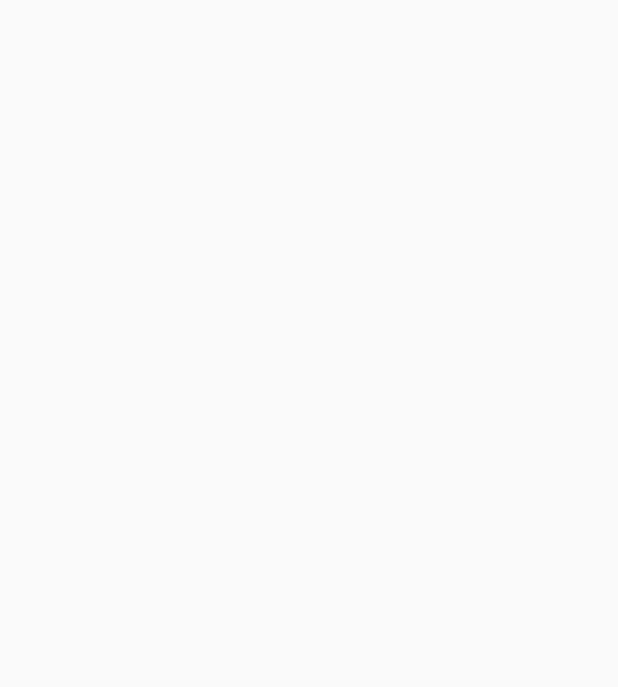
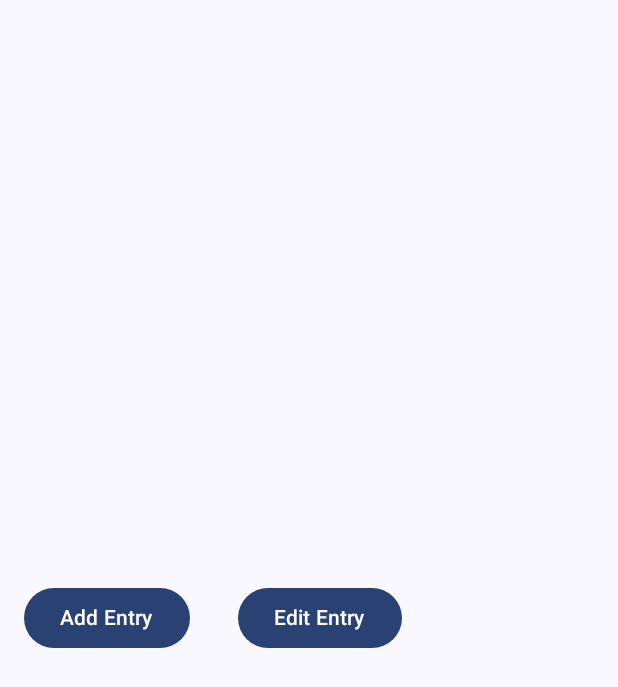
Before and after one commit to Zlurgg/The-Day-To, an Android app built with Jetpack Compose: the screen it shows after launch (MainActivity), on a phone screen of 412 x 824 dp. Before the commit the part shown is empty. Shown: the top 687 px of the screen. Run offline under Robolectric (Android 15) with nearby library versions, the light colour scheme and no system bars; our stand-ins replace Dagger/Hilt's generated code.

Commit message:
naming changes defining what I actually want by packages

```diff
--- a/app/src/main/java/com/jbrightman/thedayto/MainActivity.kt
+++ b/app/src/main/java/com/jbrightman/thedayto/MainActivity.kt
@@ -3,6 +3,7 @@ package com.jbrightman.thedayto
 import android.os.Bundle
 import androidx.activity.ComponentActivity
 import androidx.activity.compose.setContent
+import androidx.compose.ui.Modifier
 import com.jbrightman.thedayto.feature_thedayto.presentation.TheDayToApp
 import com.jbrightman.thedayto.ui.theme.TheDayToTheme
 import dagger.hilt.android.AndroidEntryPoint
--- a/app/src/main/java/com/jbrightman/thedayto/feature_thedayto/presentation/TheDayToApp.kt
+++ b/app/src/main/java/com/jbrightman/thedayto/feature_thedayto/presentation/TheDayToApp.kt
@@ -1,26 +1,42 @@
 package com.jbrightman.thedayto.feature_thedayto.presentation
 
+import androidx.compose.foundation.background
+import androidx.compose.foundation.layout.fillMaxSize
 import androidx.compose.material3.MaterialTheme
 import androidx.compose.material3.Surface
 import androidx.compose.runtime.Composable
+import androidx.compose.ui.Modifier
 import androidx.navigation.compose.NavHost
 import androidx.navigation.compose.composable
 import androidx.navigation.compose.rememberNavController
-import com.jbrightman.thedayto.feature_thedayto.presentation.mood.MoodScreen
+import com.jbrightman.thedayto.feature_thedayto.presentation.calendar.CalenderScreen
+import com.jbrightman.thedayto.feature_thedayto.presentation.entry.EntryScreen
 import com.jbrightman.thedayto.feature_thedayto.presentation.util.Screen
 
 @Composable
-fun TheDayToApp() {
+fun TheDayToApp(
+) {
     Surface(
-        color = MaterialTheme.colorScheme.background
+        modifier = Modifier
+            .fillMaxSize()
+            .background(MaterialTheme.colorScheme.background)
     ) {
         val navController = rememberNavController()
         NavHost(
             navController = navController,
-            startDestination = Screen.MoodScreen.route
+            startDestination = Screen.CalenderScreen.route
         ) {
-            composable(route = Screen.MoodScreen.route) {
-                MoodScreen(navController = navController)
+            composable(route = Screen.CalenderScreen.route) {
+                CalenderScreen(
+                    modifier = Modifier,
+                    navController = navController
+                )
+            }
+            composable(route = Screen.EntryScreen.route) {
+                EntryScreen(
+                    navController = navController,
+                    modifier = Modifier
+                )
             }
         }
     }
--- /dev/null
+++ b/app/src/main/java/com/jbrightman/thedayto/feature_thedayto/presentation/calendar/CalenderScreen.kt
@@ -0,0 +1,43 @@
+package com.jbrightman.thedayto.feature_thedayto.presentation.calendar
+
+import androidx.compose.foundation.layout.Row
+import androidx.compose.foundation.layout.Spacer
+import androidx.compose.foundation.layout.fillMaxWidth
+import androidx.compose.foundation.layout.padding
+import androidx.compose.material3.Button
+import androidx.compose.material3.Text
+import androidx.compose.runtime.Composable
+import androidx.compose.ui.Alignment
+import androidx.compose.ui.Modifier
+import androidx.compose.ui.unit.dp
+import androidx.navigation.NavController
+import com.jbrightman.thedayto.feature_thedayto.presentation.util.Screen
+
+@Composable
+fun CalenderScreen(
+    navController: NavController,
+    modifier: Modifier
+) {
+    Row(
+        modifier = modifier
+            .fillMaxWidth()
+            .padding(16.dp),
+        verticalAlignment = Alignment.CenterVertically
+    ) {
+        Button(
+            onClick = {
+                navController.navigate(route = Screen.EntryScreen.route)
+            }
+        ) {
+            Text("Add Entry")
+        }
+        Spacer(modifier = modifier.padding(16.dp))
+        Button(
+            onClick = {
+                navController.navigate(route = Screen.EntryScreen.route)
+            }
+        ) {
+            Text("Edit Entry")
+        }
+    }
+}
--- a/app/src/main/java/com/jbrightman/thedayto/feature_thedayto/presentation/util/Screen.kt
+++ b/app/src/main/java/com/jbrightman/thedayto/feature_thedayto/presentation/util/Screen.kt
@@ -3,5 +3,6 @@ package com.jbrightman.thedayto.feature_thedayto.presentation.util
 sealed class Screen(
     val route: String
 ) {
-    data object MoodScreen: Screen("mood_screen")
+    data object EntryScreen: Screen("entry_screen")
+    data object CalenderScreen: Screen("calender_screen")
 }
```
Also changed, not shown: app/src/main/java/com/jbrightman/thedayto/feature_thedayto/presentation/entry/EntryScreen.kt (added, +13 -0 lines), app/src/main/java/com/jbrightman/thedayto/feature_thedayto/presentation/entry/add_entry/AddEntry.kt (added, +19 -0 lines), app/src/main/java/com/jbrightman/thedayto/feature_thedayto/presentation/entry/edit_entry/EditEntry.kt (added, +19 -0 lines), app/src/main/java/com/jbrightman/thedayto/feature_thedayto/presentation/mood/MoodScreen.kt (deleted, +0 -11 lines).
